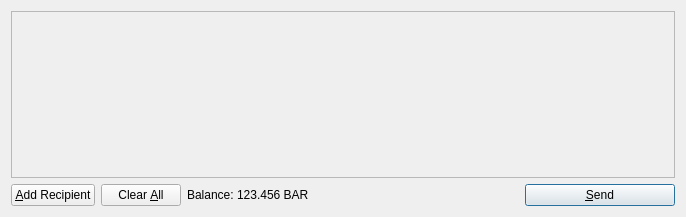
The window that src/qt/forms/sendcoinsdialog.ui (lilycoin/lilycoin) describes before a commit, drawn with Qt 5.
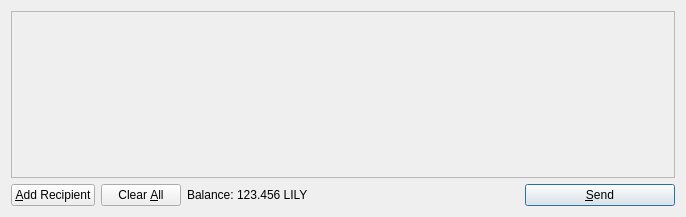
The same window after the commit. Icons and pictures are not drawn.

```diff
--- a/src/qt/forms/sendcoinsdialog.ui
+++ b/src/qt/forms/sendcoinsdialog.ui
@@ -119,7 +119,7 @@
           <cursorShape>IBeamCursor</cursorShape>
          </property>
          <property name="text">
-          <string>123.456 BAR</string>
+          <string>123.456 LILY</string>
          </property>
          <property name="textInteractionFlags">
           <set>Qt::LinksAccessibleByMouse|Qt::TextSelectableByKeyboard|Qt::TextSelectableByMouse</set>
```
